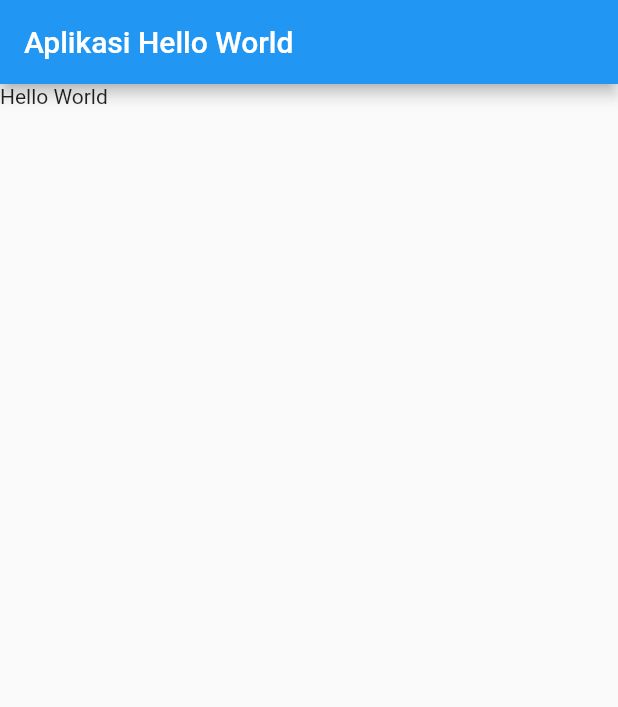
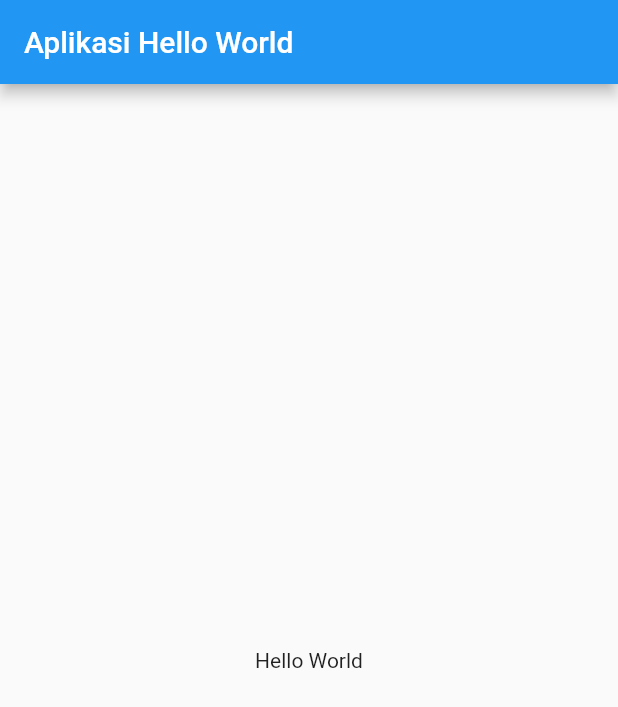
Before and after one commit to feyto81/belajar-flutter, a Flutter app: the screen it shows after launch, on a phone screen of 412 x 824 dp. Shown: the top 707 px of the screen. Run offline on Flutter 3.47's test engine with Material 2 defaults, Android fonts, the phone set to English and light mode, and no system bars.

Commit message:
change body to center

```diff
--- a/lib/main.dart
+++ b/lib/main.dart
@@ -16,7 +16,7 @@ class MyApp extends StatelessWidget {
         appBar: AppBar(
           title: Text("Aplikasi Hello World"),
         ),
-        body: Text("Hello World"),
+        body: Center(child: Text("Hello World")),
       ),
     );
   }
```
